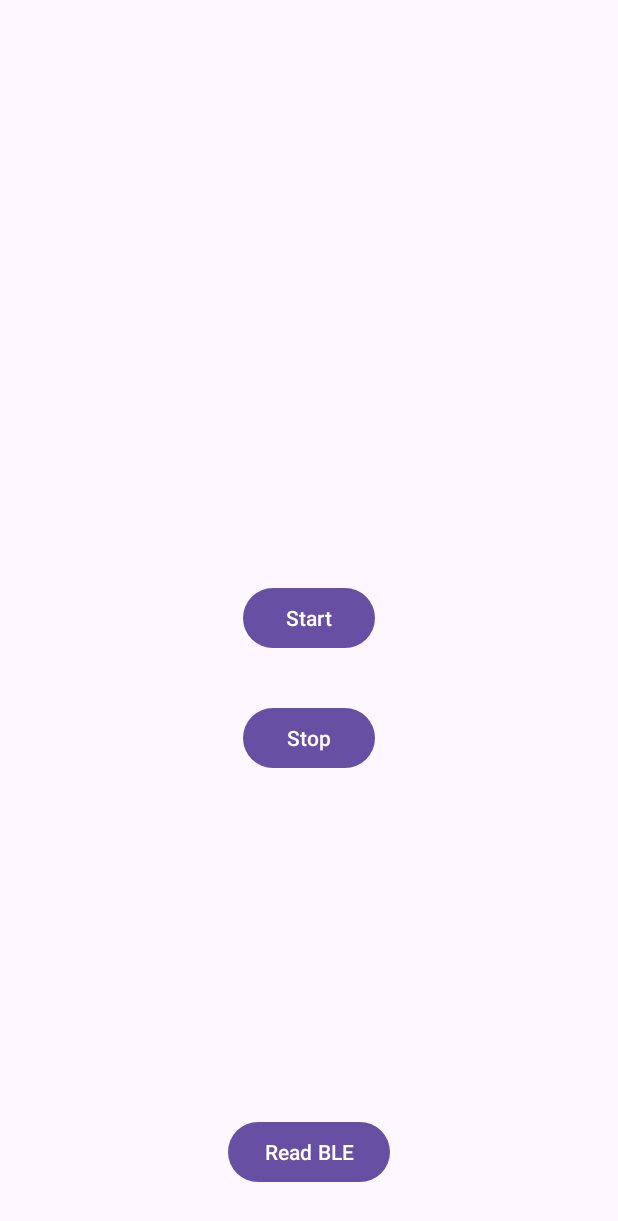
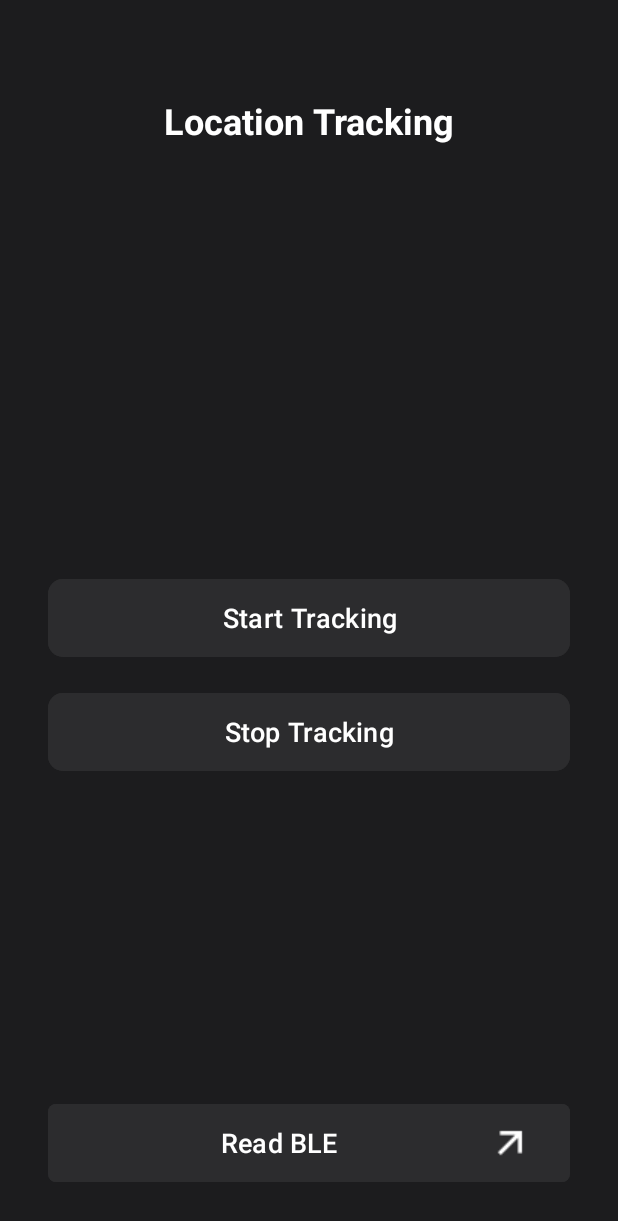
Before and after one commit to subhajit-rajak/assignment-pointo, an Android app: the screen it shows after launch (MainActivity), on a phone screen of 412 x 824 dp. Shown: the top 1221 px of the screen. Run offline under Robolectric (Android 15) with nearby library versions, the phone set to English and light mode, and no system bars.

Commit message:
UX improvements

```diff
--- a/app/src/main/java/com/subhajitrajak/assignmentpointo/activities/MainActivity.kt
+++ b/app/src/main/java/com/subhajitrajak/assignmentpointo/activities/MainActivity.kt
@@ -65,6 +65,11 @@ class MainActivity : AppCompatActivity() {
         }
 
         binding.stop.setOnClickListener {
+            Toast.makeText(
+                this,
+                "Tracking stopped",
+                Toast.LENGTH_LONG
+            ).show()
             Intent(applicationContext, LocationService::class.java).apply {
                 action = LocationService.ACTION_STOP
                 startService(this)
--- a/app/src/main/res/layout/activity_main.xml
+++ b/app/src/main/res/layout/activity_main.xml
@@ -5,38 +5,72 @@
     android:id="@+id/main"
     android:layout_width="match_parent"
     android:layout_height="match_parent"
+    android:background="@color/dark"
     tools:context=".activities.MainActivity">
 
-    <Button
-        android:id="@+id/start"
+    <TextView
+        android:id="@+id/textView"
         android:layout_width="wrap_content"
         android:layout_height="wrap_content"
-        android:text="Start"
-        app:layout_constraintBottom_toBottomOf="parent"
+        android:layout_marginTop="64dp"
+        android:text="Location Tracking"
+        android:textColor="@color/white"
+        android:textSize="24sp"
+        android:textStyle="bold"
         app:layout_constraintEnd_toEndOf="parent"
         app:layout_constraintStart_toStartOf="parent"
         app:layout_constraintTop_toTopOf="parent" />
 
     <Button
+        android:id="@+id/start"
+        android:layout_width="0dp"
+        android:layout_height="60dp"
+        android:layout_marginStart="32dp"
+        android:layout_marginEnd="32dp"
+        android:backgroundTint="@color/light"
+        android:text="Start Tracking"
+        android:textColor="@color/white"
+        android:textSize="18dp"
+        app:cornerRadius="10dp"
+        app:layout_constraintBottom_toBottomOf="parent"
+        app:layout_constraintEnd_toEndOf="parent"
+        app:layout_constraintStart_toStartOf="parent"
+        app:layout_constraintTop_toTopOf="parent"
+        app:rippleColor="@color/dark" />
+
+    <Button
         android:id="@+id/stop"
-        android:layout_width="wrap_content"
-        android:layout_height="wrap_content"
-        android:layout_marginTop="32dp"
-        android:text="Stop"
+        android:layout_width="0dp"
+        android:layout_height="60dp"
+        android:layout_marginTop="16dp"
+        android:backgroundTint="@color/light"
+        android:text="Stop Tracking"
+        android:textColor="#FFFFFF"
+        android:textSize="18dp"
+        app:cornerRadius="10dp"
         app:layout_constraintEnd_toEndOf="@+id/start"
         app:layout_constraintStart_toStartOf="@+id/start"
-        app:layout_constraintTop_toBottomOf="@+id/start" />
+        app:layout_constraintTop_toBottomOf="@+id/start"
+        app:rippleColor="@color/dark" />
 
     <Button
         android:id="@+id/readBle"
-        android:layout_width="wrap_content"
-        android:layout_height="wrap_content"
+        android:layout_width="0dp"
+        android:layout_height="60dp"
+        android:layout_marginStart="32dp"
+        android:layout_marginEnd="32dp"
         android:layout_marginBottom="32dp"
+        android:backgroundTint="@color/light"
+        android:drawableRight="@drawable/arrow_right"
+        android:drawableTint="@color/white"
         android:text="Read BLE"
+        android:textColor="@color/white"
+        android:textSize="18dp"
+        app:cornerRadius="5dp"
         app:layout_constraintBottom_toBottomOf="parent"
         app:layout_constraintEnd_toEndOf="parent"
-        app:layout_constraintHorizontal_bias="0.5"
-        app:layout_constraintStart_toStartOf="parent" />
+        app:layout_constraintStart_toStartOf="parent"
+        app:rippleColor="@color/dark" />
 
 
 </androidx.constraintlayout.widget.ConstraintLayout>
--- a/app/src/main/res/values-night/themes.xml
+++ /dev/null
@@ -1,7 +0,0 @@
-<resources xmlns:tools="http://schemas.android.com/tools">
-    <!-- Base application theme. -->
-    <style name="Base.Theme.AssignmentPointo" parent="Theme.Material3.DayNight.NoActionBar">
-        <!-- Customize your dark theme here. -->
-        <!-- <item name="colorPrimary">@color/my_dark_primary</item> -->
-    </style>
-</resources>
--- a/app/src/main/res/values/colors.xml
+++ b/app/src/main/res/values/colors.xml
@@ -2,4 +2,6 @@
 <resources>
     <color name="black">#FF000000</color>
     <color name="white">#FFFFFFFF</color>
+    <color name="light">#2C2C2E</color>
+    <color name="dark">#1C1C1E</color>
 </resources>
--- a/app/src/main/res/values/strings.xml
+++ b/app/src/main/res/values/strings.xml
@@ -1,3 +1,3 @@
 <resources>
-    <string name="app_name">Assignment Pointo</string>
+    <string name="app_name">Assignment by Subhajit Rajak</string>
 </resources>
--- a/app/src/main/res/values/themes.xml
+++ b/app/src/main/res/values/themes.xml
@@ -1,6 +1,6 @@
 <resources xmlns:tools="http://schemas.android.com/tools">
     <!-- Base application theme. -->
-    <style name="Base.Theme.AssignmentPointo" parent="Theme.Material3.DayNight.NoActionBar">
+    <style name="Base.Theme.AssignmentPointo" parent="Theme.Material3.Dark.NoActionBar">
         <!-- Customize your light theme here. -->
         <!-- <item name="colorPrimary">@color/my_light_primary</item> -->
     </style>
```
Also changed, not shown: app/src/main/java/com/subhajitrajak/assignmentpointo/activities/BluetoothActivity.kt (+10 -1 lines), app/src/main/res/layout/activity_bluetooth.xml (+31 -15 lines), app/src/main/res/drawable/arrow_right.png (added).
